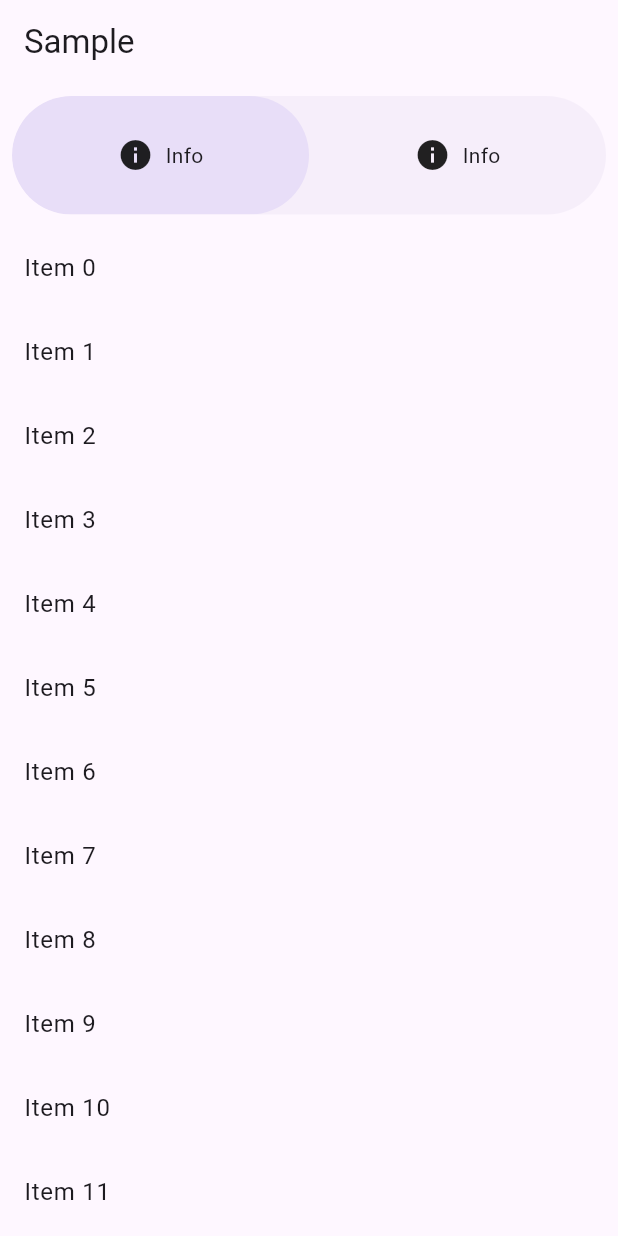
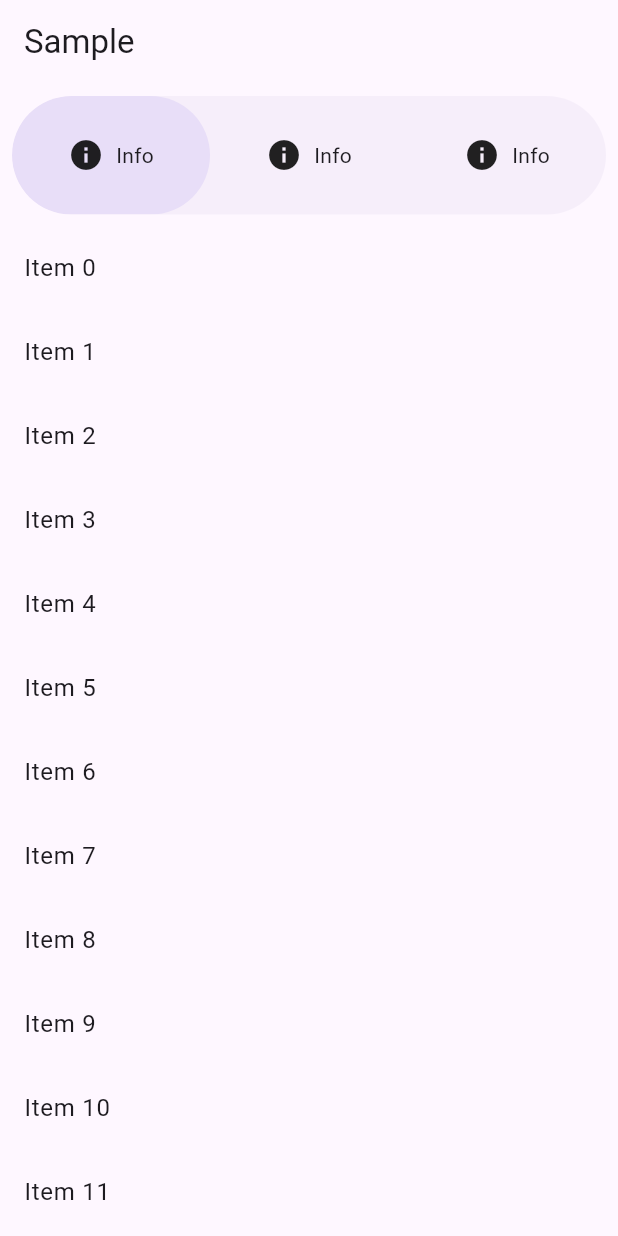
Before and after one commit to TahaTesser/tab_navigation_bar, a Flutter app: the screen it shows after launch, on a phone screen of 412 x 824 dp. Run offline on Flutter 3.47's test engine with Material 2 defaults, Android fonts, the phone set to English and light mode, and no system bars.

```diff
--- a/lib/tab_navigation_bar.dart
+++ b/lib/tab_navigation_bar.dart
@@ -17,7 +17,7 @@ class TabNavigationBar extends StatefulWidget implements PreferredSizeWidget {
     this.surfaceTintColor,
     this.shape,
     this.indicatorColor,
-  });
+  }) : assert(tabs.length <= 3);
 
   final List<Widget> tabs;
 
@@ -190,6 +190,9 @@ class _TabNavigationBarState extends State<TabNavigationBar> with SingleTickerPr
 
     void handleTap(int index) {
       assert(index >= 0 && index < widget.tabs.length);
+      setState(() {
+        _scrolledUnder = false;
+      });
       _controller!.animateTo(index);
       widget.onTap?.call(index);
     }
@@ -239,9 +242,7 @@ class _TabNavigationBarState extends State<TabNavigationBar> with SingleTickerPr
                     builder: (BuildContext context, Animation<double> animation) {
                       return ConstrainedBox(
                         constraints: BoxConstraints(
-                          maxWidth: mediaQuery.size.width > 600
-                            ? (mediaQuery.size.width - effectiveBottomPadding.horizontal) / 3
-                            : (mediaQuery.size.width - effectiveBottomPadding.horizontal) / 2
+                          maxWidth: (mediaQuery.size.width - effectiveBottomPadding.horizontal) / 3,
                         ),
                         child: _TabDestinationInfo(
                           selectedIndex: _currentIndex ?? 0,
```
